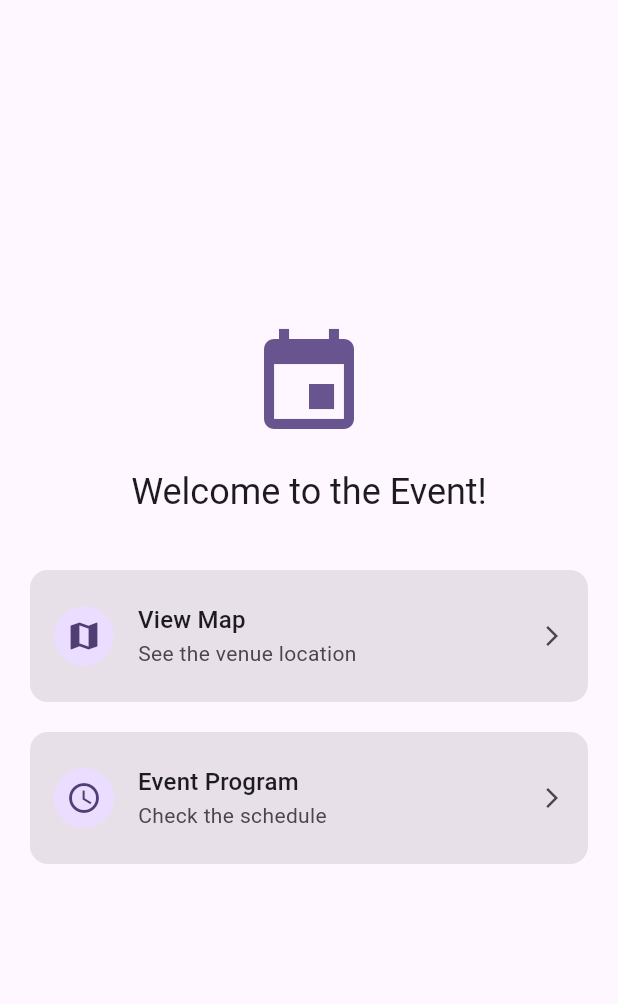
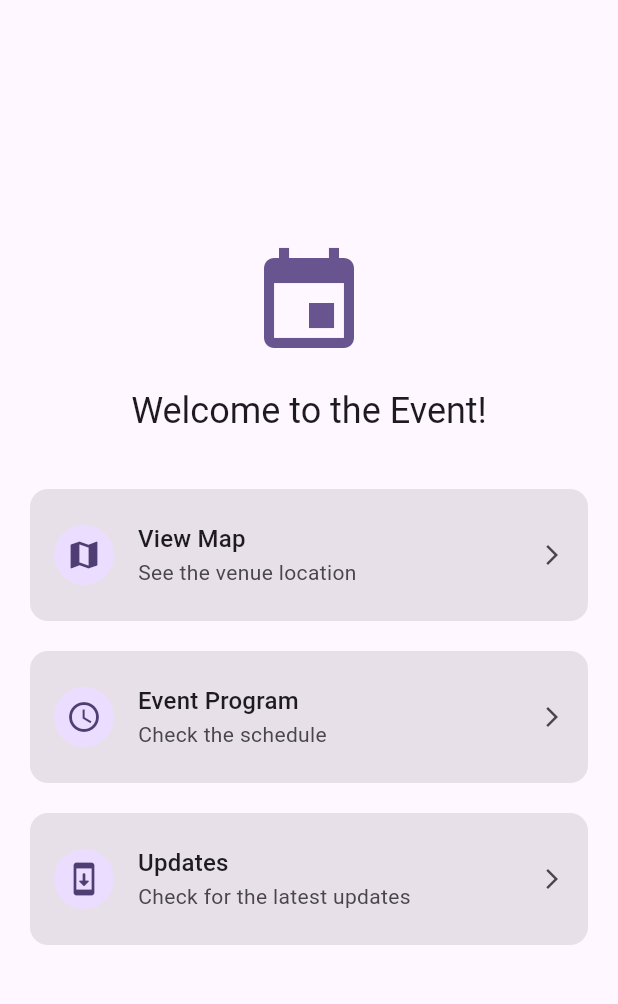
Before and after one commit to Bulletbull/Festival-Buddy, a Flutter app: the screen it shows after launch, on a phone screen of 412 x 824 dp, the part 63-1067 px from its top. Run offline on Flutter 3.47's test engine with Material 3 defaults, Android fonts, the light colour scheme and no system bars; our stand-ins replace connectivity_plus, go_router, hooks_riverpod, sqflite; accounts and stored records are empty.

Commit message:
router update

```diff
--- a/lib/pages/home_page.dart
+++ b/lib/pages/home_page.dart
@@ -50,6 +50,16 @@ class HomePage extends StatelessWidget {
               context.go('/program');
             },
           ),
+
+          const SizedBox(height: 12),
+          NavCard(
+            icon: Icons.system_update_rounded,
+            title: 'Updates',
+            subtitle: 'Check for the latest updates',
+            onTap: () {
+              context.go('/updates');
+            },
+          ),
         ],
       ),
     );
--- a/lib/pages/update_page.dart
+++ b/lib/pages/update_page.dart
@@ -1,7 +1,7 @@
 import 'package:flutter/material.dart';
 
-class UpdatesScreen extends StatelessWidget {
-  const UpdatesScreen({super.key});
+class UpdatesPage extends StatelessWidget {
+  const UpdatesPage({super.key});
 
   @override
   Widget build(BuildContext context) {
--- a/lib/router.dart
+++ b/lib/router.dart
@@ -4,6 +4,7 @@ import 'package:go_router/go_router.dart';
 import 'pages/home_page.dart';
 import 'pages/map_page.dart';
 import 'pages/program_page.dart';
+import 'pages/update_page.dart';
 
 final router = GoRouter(
   routes: [
@@ -29,6 +30,10 @@ final router = GoRouter(
           path: '/map',
           builder: (context, state) => const MapPage(),
         ),
+        GoRoute(
+          path: '/updates',
+          builder: (context, state) => const UpdatesPage(),
+        ),
       ],
     ),
   ],
```
